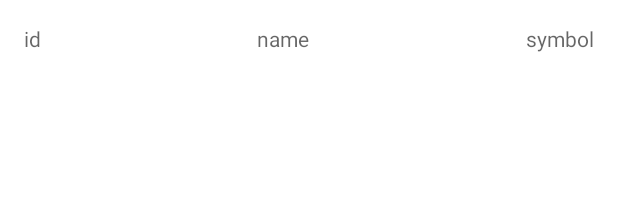
After one commit to SolovyovKirill/Homeword, an Android app: the layout item_currency.xml on its own in the app's theme, with its tools: preview values and no code run, on a phone screen of 412 x 824 dp. The commit adds this screen. Shown: the top 221 px of the screen. Run offline under Robolectric (Android 15) with nearby library versions, the phone set to English and light mode, and no system bars.

Commit message:
homework 17,18

```diff
--- a/app/src/main/java/com/example/myapplication/MainActivity.kt
+++ b/app/src/main/java/com/example/myapplication/MainActivity.kt
@@ -8,6 +8,7 @@ import com.example.myapplication.homework10.CandyActivity
 import com.example.myapplication.homework12.FragmentActivity
 import com.example.myapplication.homework13.MyActivity
 import com.example.myapplication.homework16.MessageActivity
+import com.example.myapplication.homework17.CurrencyActivity
 import com.example.myapplication.homework6.FlagsActivity
 import com.example.myapplication.homework7.CounterActivity
 
@@ -38,5 +39,8 @@ class MainActivity : AppCompatActivity() {
         binding.btnHomework16.setOnClickListener {
             startActivity(Intent(this, MessageActivity::class.java))
         }
+        binding.btnHomework17.setOnClickListener {
+            startActivity(Intent(this, CurrencyActivity::class.java))
+        }
     }
 }
--- a/app/src/main/res/layout/activity_main.xml
+++ b/app/src/main/res/layout/activity_main.xml
@@ -39,4 +39,9 @@
         android:layout_width="wrap_content"
         android:layout_height="wrap_content"
         android:text="@string/homework16" />
+    <Button
+        android:id="@+id/btn_homework17"
+        android:layout_width="wrap_content"
+        android:layout_height="wrap_content"
+        android:text="@string/homework17" />
 </LinearLayout>
--- /dev/null
+++ b/app/src/main/res/layout/item_currency.xml
@@ -0,0 +1,41 @@
+<?xml version="1.0" encoding="utf-8"?>
+<androidx.constraintlayout.widget.ConstraintLayout xmlns:android="http://schemas.android.com/apk/res/android"
+    xmlns:app="http://schemas.android.com/apk/res-auto"
+    android:layout_width="match_parent"
+    android:layout_height="match_parent"
+    android:padding="16dp">
+
+    <TextView
+        android:id="@+id/tv_id"
+        android:layout_width="0dp"
+        android:layout_height="wrap_content"
+        android:gravity="center"
+        android:hint="@string/hint_id"
+        app:layout_constraintBottom_toBottomOf="@+id/tv_name"
+        app:layout_constraintStart_toStartOf="parent"
+        app:layout_constraintTop_toTopOf="@+id/tv_name" />
+
+    <TextView
+        android:id="@+id/tv_name"
+        android:layout_width="0dp"
+        android:layout_height="wrap_content"
+        android:layout_marginStart="16dp"
+        android:layout_marginEnd="16dp"
+        android:gravity="center"
+        android:hint="@string/hint_name"
+        app:layout_constraintEnd_toStartOf="@+id/tv_symbol"
+        app:layout_constraintStart_toEndOf="@+id/tv_id"
+        app:layout_constraintTop_toTopOf="parent" />
+
+    <TextView
+        android:id="@+id/tv_symbol"
+        android:layout_width="0dp"
+        android:layout_height="wrap_content"
+        android:gravity="center"
+        android:hint="@string/hind_symbol"
+        app:layout_constraintBottom_toBottomOf="@+id/tv_name"
+        app:layout_constraintEnd_toEndOf="parent"
+        app:layout_constraintTop_toTopOf="@+id/tv_name" />
+
+
+</androidx.constraintlayout.widget.ConstraintLayout>
--- a/app/src/main/res/values/strings.xml
+++ b/app/src/main/res/values/strings.xml
@@ -26,6 +26,12 @@
     <string name="homework13">HW13 </string>
     <string name="homework16">HW16</string>
     <string name="message">Enter your message</string>
+    <string name="homework17">HW17</string>
+    <string name="hint_id">id</string>
+    <string name="hint_name">name</string>
+    <string name="hind_symbol">symbol</string>
+    <string name="hint_count">Введите число</string>
+    <string name="Start">Start</string>
     />
 
 </resources>
--- a/gradle.properties
+++ b/gradle.properties
@@ -15,5 +15,6 @@ org.gradle.jvmargs=-Xmx2048m -Dfile.encoding=UTF-8
 # Android operating system, and which are packaged with your app"s APK
 # https://developer.android.com/topic/libraries/support-library/androidx-rn
 android.useAndroidX=true
+android.enableJetifier=true
 # Kotlin code style for this project: "official" or "obsolete":
 kotlin.code.style=official
```
Also changed, not shown: app/build.gradle (+20 -1 lines), app/src/main/AndroidManifest.xml (+6 -2 lines), app/src/main/java/com/example/myapplication/MyApp.kt (+30 -1 lines), app/src/main/java/com/example/myapplication/homework17/Currency.kt (added, +7 -0 lines), app/src/main/java/com/example/myapplication/homework17/CurrencyActivity.kt (added, +46 -0 lines), app/src/main/java/com/example/myapplication/homework17/CurrencyAdapter.kt (added, +48 -0 lines), app/src/main/java/com/example/myapplication/homework17/CurrencyRepository.kt (added, +12 -0 lines), app/src/main/java/com/example/myapplication/homework17/CurrencyViewModel.kt (added, +26 -0 lines), app/src/main/java/com/example/myapplication/homework17/response/CurrencyEntity.kt (added, +10 -0 lines), app/src/main/java/com/example/myapplication/homework17/response/CurrencyResponse.kt (added, +10 -0 lines), app/src/main/java/com/example/myapplication/homework17/response/Status.kt (added, +12 -0 lines), app/src/main/java/com/example/myapplication/homework17/restApi/CurrencyApi.kt (added, +16 -0 lines), app/src/main/java/com/example/myapplication/homework17/restApi/CurrencyService.kt (added, +22 -0 lines), app/src/main/res/layout/activity_currency.xml (added, +44 -0 lines).
